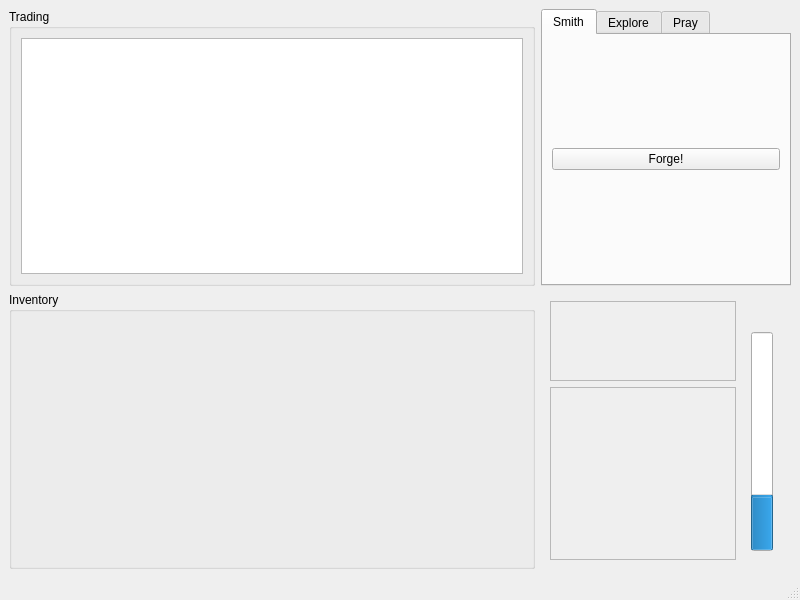
The window that assets/ui/main.ui (pierce-smith1/aor) describes before a commit, drawn with Qt 5.
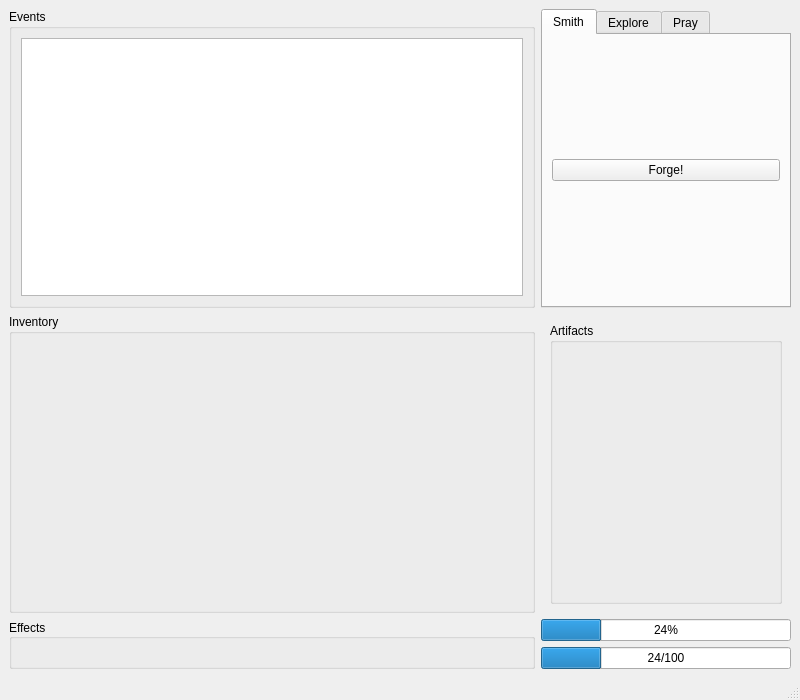
The same window after the commit. The open tabs and pages were chosen to show the change. Icons and pictures are not drawn.

Diff of the .ui file:
```diff
--- a/assets/ui/main.ui
+++ b/assets/ui/main.ui
@@ -7,7 +7,7 @@
     <x>0</x>
     <y>0</y>
     <width>800</width>
-    <height>600</height>
+    <height>700</height>
    </rect>
   </property>
   <property name="sizePolicy">
@@ -19,13 +19,13 @@
   <property name="minimumSize">
    <size>
     <width>800</width>
-    <height>600</height>
+    <height>700</height>
    </size>
   </property>
   <property name="maximumSize">
    <size>
     <width>800</width>
-    <height>600</height>
+    <height>700</height>
    </size>
   </property>
   <property name="windowTitle">
@@ -40,15 +40,81 @@
    </property>
    <property name="maximumSize">
     <size>
-     <width>800</width>
-     <height>600</height>
+     <width>16777215</width>
+     <height>16777215</height>
     </size>
    </property>
    <layout class="QGridLayout" name="gridLayout_2">
+    <item row="3" column="1">
+     <widget class="QProgressBar" name="energy_bar">
+      <property name="sizePolicy">
+       <sizepolicy hsizetype="Minimum" vsizetype="Fixed">
+        <horstretch>0</horstretch>
+        <verstretch>0</verstretch>
+       </sizepolicy>
+      </property>
+      <property name="maximum">
+       <number>100</number>
+      </property>
+      <property name="value">
+       <number>24</number>
+      </property>
+      <property name="format">
+       <string>%v/%m</string>
+      </property>
+     </widget>
+    </item>
+    <item row="1" column="1">
+     <widget class="QWidget" name="widget" native="true">
+      <property name="minimumSize">
+       <size>
+        <width>250</width>
+        <height>0</height>
+       </size>
+      </property>
+      <property name="maximumSize">
+       <size>
+        <width>250</width>
+        <height>16777215</height>
+       </size>
+      </property>
+      <layout class="QHBoxLayout" name="horizontalLayout_7">
+       <item>
+        <layout class="QVBoxLayout" name="player_layout"/>
+       </item>
+       <item>
+        <widget class="QGroupBox" name="artifact_box">
+         <property name="title">
+          <string>Artifacts</string>
+         </property>
+         <layout class="QVBoxLayout" name="artifact_layout">
+          <property name="sizeConstraint">
+           <enum>QLayout::SetDefaultConstraint</enum>
+          </property>
+         </layout>
+        </widget>
+       </item>
+      </layout>
+     </widget>
+    </item>
+    <item row="2" column="0" rowspan="2">
+     <widget class="QGroupBox" name="effect_group">
+      <property name="title">
+       <string>Effects</string>
+      </property>
+      <property name="alignment">
+       <set>Qt::AlignLeading|Qt::AlignLeft|Qt::AlignVCenter</set>
+      </property>
+      <property name="flat">
+       <bool>false</bool>
+      </property>
+      <layout class="QHBoxLayout" name="horizontalLayout"/>
+     </widget>
+    </item>
     <item row="0" column="0">
      <widget class="QGroupBox" name="groupBox_6">
       <property name="title">
-       <string>Trading</string>
+       <string>Events</string>
       </property>
       <layout class="QHBoxLayout" name="horizontalLayout_8">
        <item>
@@ -72,6 +138,25 @@
       <layout class="QGridLayout" name="gridLayout"/>
      </widget>
     </item>
+    <item row="2" column="1">
+     <widget class="QProgressBar" name="activity_time_bar">
+      <property name="sizePolicy">
+       <sizepolicy hsizetype="Minimum" vsizetype="Fixed">
+        <horstretch>0</horstretch>
+        <verstretch>0</verstretch>
+       </sizepolicy>
+      </property>
+      <property name="value">
+       <number>24</number>
+      </property>
+      <property name="invertedAppearance">
+       <bool>false</bool>
+      </property>
+      <property name="textDirection">
+       <enum>QProgressBar::TopToBottom</enum>
+      </property>
+     </widget>
+    </item>
     <item row="0" column="1">
      <widget class="QTabWidget" name="action_tabs">
       <property name="sizePolicy">
@@ -200,143 +285,6 @@
       </widget>
      </widget>
     </item>
-    <item row="1" column="1">
-     <widget class="QWidget" name="widget" native="true">
-      <property name="minimumSize">
-       <size>
-        <width>250</width>
-        <height>0</height>
-       </size>
-      </property>
-      <property name="maximumSize">
-       <size>
-        <width>250</width>
-        <height>16777215</height>
-       </size>
-      </property>
-      <layout class="QHBoxLayout" name="horizontalLayout_7">
-       <item>
-        <layout class="QVBoxLayout" name="verticalLayout">
-         <item>
-          <widget class="QFrame" name="tool_frame">
-           <property name="sizePolicy">
-            <sizepolicy hsizetype="Expanding" vsizetype="Preferred">
-             <horstretch>0</horstretch>
-             <verstretch>0</verstretch>
-            </sizepolicy>
-           </property>
-           <property name="maximumSize">
-            <size>
-             <width>16777215</width>
-             <height>80</height>
-            </size>
-           </property>
-           <property name="frameShape">
-            <enum>QFrame::StyledPanel</enum>
-           </property>
-           <property name="frameShadow">
-            <enum>QFrame::Raised</enum>
-           </property>
-           <layout class="QHBoxLayout" name="horizontalLayout_17">
-            <item>
-             <widget class="QLabel" name="tool_label">
-              <property name="text">
-               <string/>
-              </property>
-             </widget>
-            </item>
-           </layout>
-          </widget>
-         </item>
-         <item>
-          <widget class="QFrame" name="portrait_frame">
-           <property name="sizePolicy">
-            <sizepolicy hsizetype="Expanding" vsizetype="Preferred">
-             <horstretch>0</horstretch>
-             <verstretch>0</verstretch>
-            </sizepolicy>
-           </property>
-           <property name="frameShape">
-            <enum>QFrame::StyledPanel</enum>
-           </property>
-           <property name="frameShadow">
-            <enum>QFrame::Raised</enum>
-           </property>
-           <layout class="QHBoxLayout" name="horizontalLayout_18"/>
-          </widget>
-         </item>
-        </layout>
-       </item>
-       <item>
-        <layout class="QVBoxLayout" name="artifact_layout">
-         <property name="sizeConstraint">
-          <enum>QLayout::SetDefaultConstraint</enum>
-         </property>
-        </layout>
-       </item>
-       <item>
-        <layout class="QVBoxLayout" name="verticalLayout_3">
-         <item>
-          <widget class="QWidget" name="widget_2" native="true">
-           <layout class="QVBoxLayout" name="verticalLayout_4">
-            <item>
-             <widget class="QLabel" name="energy_icon">
-              <property name="sizePolicy">
-               <sizepolicy hsizetype="Fixed" vsizetype="Fixed">
-                <horstretch>16</horstretch>
-                <verstretch>16</verstretch>
-               </sizepolicy>
-              </property>
-              <property name="minimumSize">
-               <size>
-                <width>16</width>
-                <height>16</height>
-               </size>
-              </property>
-              <property name="text">
-               <string/>
-              </property>
-              <property name="pixmap">
-               <pixmap resource="../../images.qrc">:/assets/img/icons/leaf.png</pixmap>
-              </property>
-              <property name="scaledContents">
-               <bool>false</bool>
-              </property>
-              <property name="alignment">
-               <set>Qt::AlignCenter</set>
-              </property>
-              <property name="margin">
-               <number>5</number>
-              </property>
-             </widget>
-            </item>
-            <item>
-             <widget class="QProgressBar" name="energy_bar">
-              <property name="sizePolicy">
-               <sizepolicy hsizetype="Minimum" vsizetype="Preferred">
-                <horstretch>0</horstretch>
-                <verstretch>0</verstretch>
-               </sizepolicy>
-              </property>
-              <property name="value">
-               <number>24</number>
-              </property>
-              <property name="textVisible">
-               <bool>false</bool>
-              </property>
-              <property name="orientation">
-               <enum>Qt::Vertical</enum>
-              </property>
-             </widget>
-            </item>
-           </layout>
-          </widget>
-         </item>
-        </layout>
-       </item>
-      </layout>
-     </widget>
-    </item>
    </layout>
   </widget>
   <widget class="QMenuBar" name="menubar">
```
Left out of the diff: 13 changed lines with no effect on the pictures.
